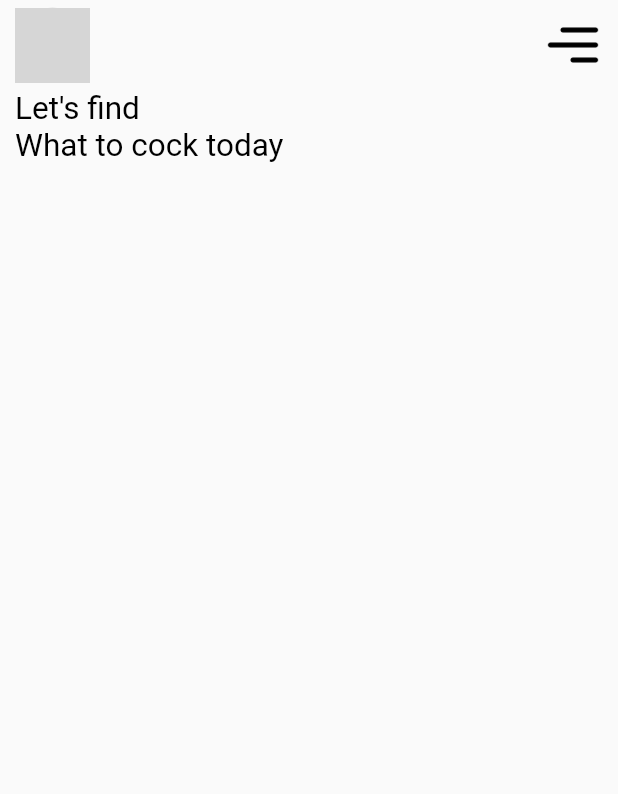
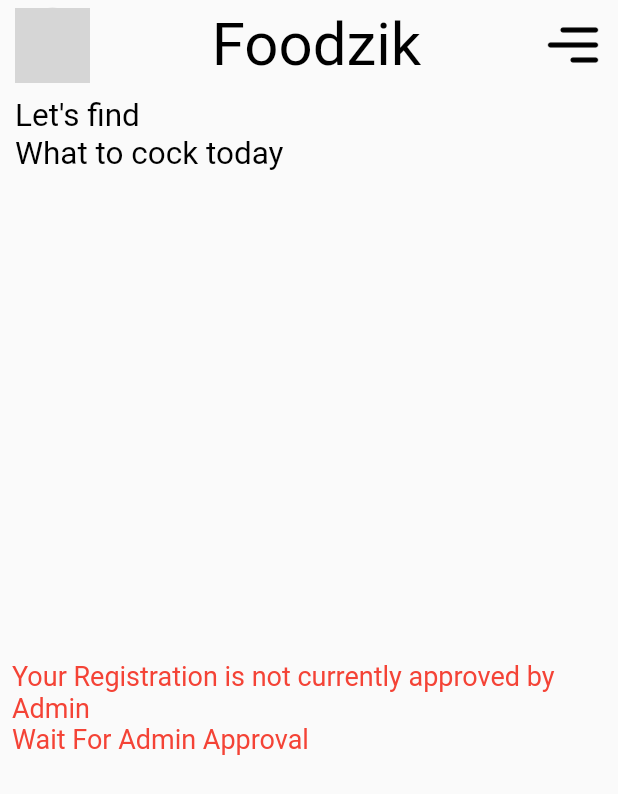
Before and after one commit to KamranMehar/foodzik, a Flutter app: the HomePage screen opened directly, on a phone screen of 412 x 824 dp. Shown: the top 794 px of the screen. Run offline on Flutter 3.47's test engine with Material 2 defaults, Android fonts, the phone set to English and light mode, and no system bars; our stand-ins replace awesome_dialog, firebase_auth, firebase_core, firebase_database, firebase_storage, fluttertoast and 5 more; accounts and stored records are empty; network calls fail; Roboto replaces fonts that are missing (Viga); grey boxes are pictures that could not be loaded.

Commit message:
prototype completed

```diff
--- a/lib/pages/home_page.dart
+++ b/lib/pages/home_page.dart
@@ -1,5 +1,11 @@
+
+import 'package:firebase_auth/firebase_auth.dart';
+import 'package:firebase_database/firebase_database.dart';
 import 'package:flutter/material.dart';
+import 'package:foodzik/admin%20pages/approval_pending_users.dart';
+import 'package:foodzik/theme/colors.dart';
 import 'package:google_fonts/google_fonts.dart';
+
 
 class HomePage extends StatefulWidget {
   const HomePage({Key? key}) : super(key: key);
@@ -9,26 +15,30 @@ class HomePage extends StatefulWidget {
 }
 
 class _HomePageState extends State<HomePage> {
+
+  FirebaseAuth auth=FirebaseAuth.instance;
+  bool isAdmin=false;
+  bool isRegistrationApproved=false;
+
   @override
   Widget build(BuildContext context) {
     Size size=MediaQuery.of(context).size;
     return Scaffold(
      body: SafeArea(
-       child: Padding(
-         padding: const EdgeInsets.symmetric(horizontal: 10),
        child: Column(
        mainAxisAlignment: MainAxisAlignment.start,
        crossAxisAlignment: CrossAxisAlignment.start,
        children: [
          //app bar
          Padding(
-             padding: const EdgeInsets.symmetric(vertical: 5,),
+           padding: const EdgeInsets.symmetric(vertical: 5,horizontal: 10),
            child: Row(
              mainAxisAlignment: MainAxisAlignment.spaceBetween,
              children: [
                CircleAvatar(radius: 25,
                  backgroundColor: Colors.grey[300],
                  backgroundImage: const NetworkImage("https://images.pexels.com/photos/774909/pexels-photo-774909.jpeg?auto=compress&cs=tinysrgb&w=1260&h=750&dpr=1"),),
+               Text("Foodzik",style: GoogleFonts.kolkerBrush(color: Colors.black,fontSize:40),),
                SizedBox(
                    height: 40,
                    width: 40,
@@ -36,12 +46,105 @@ class _HomePageState extends State<HomePage> {
 
              ],),
          ),
+        Visibility(
+          visible: isAdmin,
+          child: Container(
+            height: 12,
+            width: size.width,
+            color: greenPrimary,
+            child: Center(child: Text("Admin",style: GoogleFonts.aBeeZee(color: Colors.white,fontSize: 12),),),
+          ),
+        ),
          //slogan
-           Text("Let\'s find\nWhat to cock today",style: GoogleFonts.viga(fontSize: 21,color: Colors.black),)
+         Padding(
+           padding: const EdgeInsets.symmetric(vertical: 5,horizontal: 10),
+           child: Text("Let\'s find\nWhat to cock today",style: GoogleFonts.viga(fontSize: 21,color: Colors.black),),
+         ),
+         const Spacer(),
+          Visibility(
+            visible: isRegistrationApproved,
+            child: Padding(
+              padding: const EdgeInsets.all(8.0),
+              child: Center(child: Text("Your Registration is not currently approved by Admin\nWait For Admin Approval",
+               style: GoogleFonts.readexPro(color: Colors.red,fontSize: 18),),),
+            ),
+          ),
+         Visibility(
+             visible: isAdmin,
+             child: Center(
+               child: InkWell(
+                 onTap: (){
+                  Navigator.push(context, MaterialPageRoute(builder: (context)=>const UserApprovalPage()));
+                 },
+                 child: Container(
+                   margin: const EdgeInsets.all(15),
+                   decoration: BoxDecoration(color: greenPrimary,
+                      borderRadius: BorderRadius.circular(15)
+                   ),
+                   padding:const EdgeInsets.all(10),
+                  child:Text("Approve new Users Registration",style: GoogleFonts.aBeeZee(color: Colors.white,fontSize: 15),),
+         ),
+               ),
+             )),
+         const Spacer(),
        ],
-     ),
      ),
      )
     );
   }
+  @override
+  void initState() {
+    checkUserIsAdmin();
+    checkRegistrationApproval();
+    super.initState();
   }
+
+  checkUserIsAdmin()async{
+    FirebaseAuth auth=FirebaseAuth.instance;
+   final uId=  auth.currentUser!.uid;
+     DatabaseReference ref = FirebaseDatabase.instance.ref("admin_uid/$uId");
+     ref.once().then((event){
+       final dataSnapshot=event.snapshot;
+       if(dataSnapshot.exists){
+         print("Is Admin");
+         setState(() {
+
+         });
+         isAdmin=true;
+        final myValue=dataSnapshot.value;
+        print(myValue);
+       }else{
+         setState(() {
+
+         });
+         print("Not Admin");
+         isAdmin=false;
+       }
+     });
+  }
+
+  checkRegistrationApproval()async{
+    FirebaseAuth auth=FirebaseAuth.instance;
+    final uId=  auth.currentUser!.uid;
+    final DatabaseReference databaseReference = FirebaseDatabase.instance.reference();
+
+    databaseReference.child('/PendingApprovalUsers/$uId').once().then((event) {
+      final dataSnapshot=event.snapshot;
+      if (dataSnapshot.exists) {
+        setState(() {
+          print("User Registration is not approved");
+          isRegistrationApproved=true;
+        });
+
+      } else {
+        setState(() {
+          print("User Registration is  approved");
+          isRegistrationApproved=false;
+        });
+
+      }
+    });
+  }
+
+
+}
--- a/lib/pages/login_page.dart
+++ b/lib/pages/login_page.dart
@@ -149,7 +149,9 @@ class _LoginPageState extends State<LoginPage> {
       await auth.signInWithEmailAndPassword(email: email, password:password).then((value)
       =>{
         Utils.showToast("Login Successfully"),
-
+      setState(() {
+      loading=false;
+      }),
         Navigator.push(context, MaterialPageRoute(builder: (context)=>const HomePage())),
       } );
     } on FirebaseAuthException catch (e) {
--- a/lib/utils/dialogs.dart
+++ b/lib/utils/dialogs.dart
@@ -2,7 +2,9 @@
 import 'package:awesome_dialog/awesome_dialog.dart';
 import 'package:flutter/material.dart';
 import 'package:fluttertoast/fluttertoast.dart';
+import 'package:foodzik/pages/home_page.dart';
 import 'package:foodzik/theme/colors.dart';
+import 'package:shared_preferences/shared_preferences.dart';
 
 class Utils{
   static showToast(String text){
@@ -25,4 +27,5 @@ class Utils{
       btnOkColor: greenPrimary
     ).show();
   }
+
 }
--- a/pubspec.yaml
+++ b/pubspec.yaml
@@ -45,6 +45,8 @@ dependencies:
   geocoding: any
   awesome_dialog: ^3.0.2
   firebase_storage: ^11.0.16
+  http:
+  shared_preferences:
 
 dev_dependencies:
   flutter_test:
```
Also changed, not shown: lib/admin pages/approval_pending_users.dart (+129 -0 lines), lib/my_widgets/user_approval_tile.dart (added, +62 -0 lines), lib/pages/fisrt_screen.dart (+55 -0 lines), lib/pages/sign_up.dart (+6 -3 lines), pubspec.lock. Lines whose indentation alone changed are shown as unchanged.
